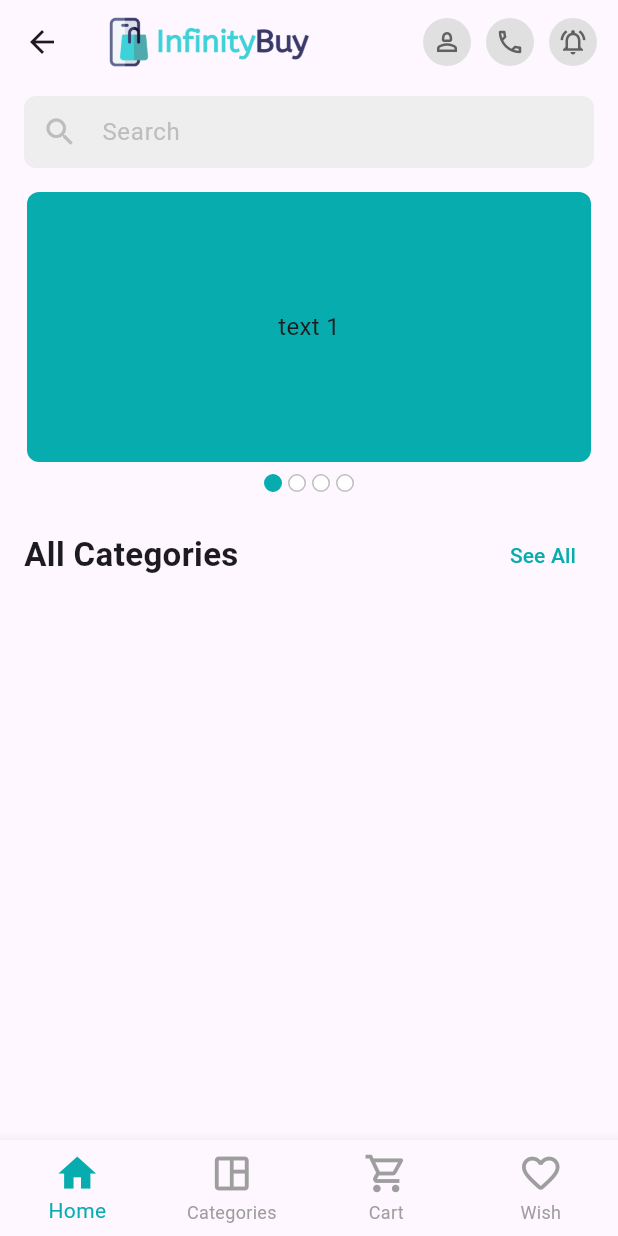
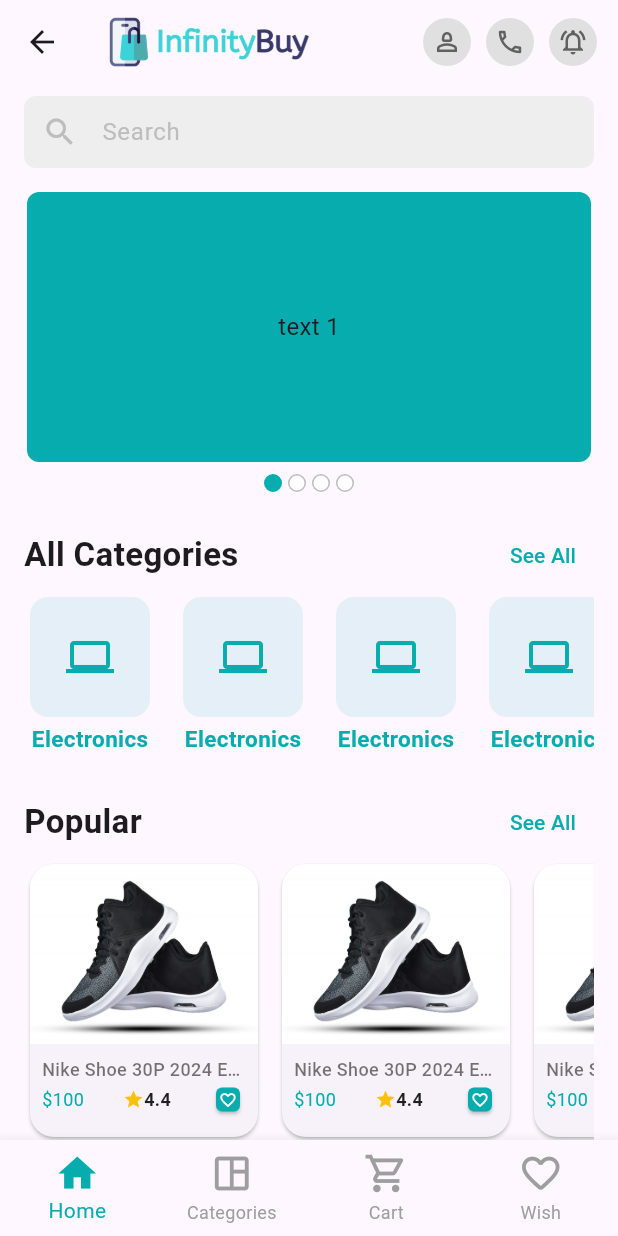
Before and after one commit to hafizflow/Infinity-Buy, a Flutter app: the MainBottomNavScreen screen opened directly, on a phone screen of 412 x 824 dp. Run offline on Flutter 3.47's test engine with Material 3 defaults, Android fonts, the phone set to English and light mode, and no system bars; drawn by our look-alikes of carousel_slider; our stand-ins replace flutter_spinkit, get, pin_code_fields.

Commit message:
home_screen completed

```diff
--- a/lib/presentation/ui/screens/auth/verify_otp_screen.dart
+++ b/lib/presentation/ui/screens/auth/verify_otp_screen.dart
@@ -28,7 +28,9 @@ class _VerifyOTPScreenState extends State<VerifyOTPScreen> {
   void startTimer() {
     countdownTimer = Timer.periodic(const Duration(seconds: 1), (timer) {
       resendTime--;
-      setState(() {});
+      if (mounted) {
+        setState(() {});
+      }
       if (resendTime < 1) {
         countdownTimer.cancel();
       }
--- a/lib/presentation/ui/screens/home_screen.dart
+++ b/lib/presentation/ui/screens/home_screen.dart
@@ -1,9 +1,11 @@
 import 'package:flutter/material.dart';
 import 'package:infinity_buy/presentation/ui/utility/assets_path.dart';
 
+import '../widgets/category_item.dart';
 import '../widgets/home/circle_icon_button.dart';
 import '../widgets/home/banner_carousel.dart';
 import '../widgets/home/section_title.dart';
+import '../widgets/product_card_item.dart';
 
 class HomeScreen extends StatefulWidget {
   const HomeScreen({super.key});
@@ -31,9 +33,63 @@ class _HomeScreenState extends State<HomeScreen> {
                 title: 'All Categories',
                 onTapSeeAll: () {},
               ),
+              categoryList,
+              SectionTitle(
+                title: 'Popular',
+                onTapSeeAll: () {},
+              ),
+              productList,
+              const SizedBox(height: 8),
+              SectionTitle(
+                title: 'Special',
+                onTapSeeAll: () {},
+              ),
+              productList,
+              const SizedBox(height: 8),
+              SectionTitle(
+                title: 'New',
+                onTapSeeAll: () {},
+              ),
+              productList,
             ],
           ),
         ),
+      ),
+    );
+  }
+
+  SizedBox get categoryList {
+    return SizedBox(
+      height: 130,
+      child: ListView.separated(
+        primary: false,
+        shrinkWrap: true,
+        itemCount: 10,
+        scrollDirection: Axis.horizontal,
+        itemBuilder: (context, index) {
+          return const CategoryItem();
+        },
+        separatorBuilder: (_, __) {
+          return const SizedBox(width: 14);
+        },
+      ),
+    );
+  }
+
+  SizedBox get productList {
+    return SizedBox(
+      height: 190,
+      child: ListView.separated(
+        primary: false,
+        shrinkWrap: true,
+        itemCount: 10,
+        scrollDirection: Axis.horizontal,
+        itemBuilder: (context, index) {
+          return const ProductCardItem();
+        },
+        separatorBuilder: (_, __) {
+          return const SizedBox(width: 8);
+        },
       ),
     );
   }
@@ -67,7 +123,7 @@ class _HomeScreenState extends State<HomeScreen> {
   AppBar get appBar {
     return AppBar(
       title: Image.asset(
-        AssetsPath.logoBar,
+        AssetsPath.logoBarPng,
         height: 45,
       ),
       actions: [
--- a/lib/presentation/ui/screens/main_bottom_nav_screen.dart
+++ b/lib/presentation/ui/screens/main_bottom_nav_screen.dart
@@ -1,6 +1,7 @@
 import 'dart:developer';
 
 import 'package:flutter/material.dart';
+import 'package:get/get.dart';
 import 'package:infinity_buy/presentation/ui/screens/home_screen.dart';
 import 'package:infinity_buy/presentation/ui/screens/wish_screen.dart';
 import 'package:infinity_buy/presentation/ui/utility/app_colors.dart';
@@ -16,22 +17,17 @@ class MainBottomNavScreen extends StatefulWidget {
 }
 
 class _MainBottomNavScreenState extends State<MainBottomNavScreen> {
-  // BottomNavigationController controller = Get.put(BottomNavigationController());
-  int _selectedIndex = 0;
-  final List<Widget> _screens = [
-    const HomeScreen(),
-    const CategoryScreen(),
-    const CartScreen(),
-    const WishScreen(),
-  ];
+  BottomNavigationController controller = Get.put(BottomNavigationController());
 
   @override
   Widget build(BuildContext context) {
-    log("Whole page built");
-    return Scaffold(
-      body: _screens[_selectedIndex],
-      bottomNavigationBar: bottomNavigationBar,
-    );
+    log("Whole page rebuilt");
+    return GetBuilder<BottomNavigationController>(builder: (controller) {
+      return Scaffold(
+        body: controller.screens[controller.tabIndex.value],
+        bottomNavigationBar: bottomNavigationBar,
+      );
+    });
   }
 
   BottomNavigationBar get bottomNavigationBar {
@@ -41,13 +37,9 @@ class _MainBottomNavScreenState extends State<MainBottomNavScreen> {
       selectedItemColor: AppColors.primaryColor,
       unselectedItemColor: Colors.grey,
       showUnselectedLabels: true,
-      currentIndex: _selectedIndex,
+      currentIndex: controller.tabIndex.value,
       iconSize: 30,
-      onTap: (index) {
-        _selectedIndex = index;
-        setState(() {});
-        // controller.changeTabIndex(index);
-      },
+      onTap: controller.changeTabIndex,
       items: const [
         BottomNavigationBarItem(
           icon: Icon(Icons.home_outlined),
@@ -74,18 +66,18 @@ class _MainBottomNavScreenState extends State<MainBottomNavScreen> {
   }
 }
 
-// class BottomNavigationController extends GetxController {
-//   RxInt tabIndex = 0.obs;
-//
-//   final List<Widget> screen = [
-//     const HomeScreen(),
-//     const CategoryScreen(),
-//     const CartScreen(),
-//     const WishScreen(),
-//   ];
-//
-//   void changeTabIndex(int index) {
-//     tabIndex.value = index;
-//     update();
-//   }
-// }
+class BottomNavigationController extends GetxController {
+  RxInt tabIndex = 0.obs;
+
+  final List<Widget> screens = [
+    const HomeScreen(),
+    const CategoryScreen(),
+    const CartScreen(),
+    const WishScreen(),
+  ];
+
+  void changeTabIndex(int index) {
+    tabIndex.value = index;
+    update();
+  }
+}
--- a/lib/presentation/ui/utility/assets_path.dart
+++ b/lib/presentation/ui/utility/assets_path.dart
@@ -1,5 +1,6 @@
 class AssetsPath {
   static const String imagePath = "assets/images";
-  static const String logo = "$imagePath/splash.png";
-  static const String logoBar = "$imagePath/appbar.png";
+  static const String logoPng = "$imagePath/splash.png";
+  static const String logoBarPng = "$imagePath/appbar.png";
+  static const String dummyShoePng = "$imagePath/shoe.png";
 }
--- a/lib/presentation/ui/widgets/app_logo.dart
+++ b/lib/presentation/ui/widgets/app_logo.dart
@@ -15,7 +15,7 @@ class AppLogo extends StatelessWidget {
   @override
   Widget build(BuildContext context) {
     return Image.asset(
-      AssetsPath.logo,
+      AssetsPath.logoPng,
       width: width ?? 140,
       height: height,
     );
--- /dev/null
+++ b/lib/presentation/ui/widgets/category_item.dart
@@ -0,0 +1,37 @@
+import 'package:flutter/material.dart';
+
+import '../utility/app_colors.dart';
+
+class CategoryItem extends StatelessWidget {
+  const CategoryItem({
+    super.key,
+  });
+
+  @override
+  Widget build(BuildContext context) {
+    return Column(
+      children: [
+        Card(
+          elevation: 0,
+          color: AppColors.primaryColor.withOpacity(0.1),
+          child: const Padding(
+            padding: EdgeInsets.all(24.0),
+            child: Icon(
+              Icons.computer,
+              color: AppColors.primaryColor,
+              size: 32,
+            ),
+          ),
+        ),
+        const Text(
+          "Electronics",
+          style: TextStyle(
+            color: AppColors.primaryColor,
+            fontWeight: FontWeight.w600,
+            fontSize: 15,
+          ),
+        ),
+      ],
+    );
+  }
+}
--- /dev/null
+++ b/lib/presentation/ui/widgets/product_card_item.dart
@@ -0,0 +1,100 @@
+import 'package:flutter/material.dart';
+
+import '../utility/app_colors.dart';
+import '../utility/assets_path.dart';
+
+class ProductCardItem extends StatelessWidget {
+  const ProductCardItem({
+    super.key,
+  });
+
+  @override
+  Widget build(BuildContext context) {
+    return SizedBox(
+      height: 190,
+      width: 160,
+      child: Card(
+        shape: RoundedRectangleBorder(
+          borderRadius: BorderRadius.circular(16),
+        ),
+        child: Column(
+          crossAxisAlignment: CrossAxisAlignment.start,
+          children: [
+            ClipRRect(
+              borderRadius: const BorderRadius.only(
+                  topLeft: Radius.circular(16), topRight: Radius.circular(16)),
+              child: Image.asset(
+                AssetsPath.dummyShoePng,
+                width: 160,
+                height: 120,
+                fit: BoxFit.cover,
+              ),
+            ),
+            Padding(
+              padding: const EdgeInsets.all(8.0),
+              child: Column(
+                crossAxisAlignment: CrossAxisAlignment.start,
+                mainAxisAlignment: MainAxisAlignment.spaceBetween,
+                children: [
+                  const Text(
+                    "Nike Shoe 30P 2024 Editions",
+                    maxLines: 1,
+                    overflow: TextOverflow.ellipsis,
+                    style: TextStyle(
+                      fontSize: 12,
+                      fontWeight: FontWeight.w500,
+                      color: Colors.black54,
+                    ),
+                  ),
+                  Row(
+                    mainAxisAlignment: MainAxisAlignment.spaceBetween,
+                    children: [
+                      const Text(
+                        "\$100",
+                        style: TextStyle(
+                          color: AppColors.primaryColor,
+                          fontSize: 12,
+                        ),
+                      ),
+                      const Wrap(
+                        crossAxisAlignment: WrapCrossAlignment.center,
+                        children: [
+                          Icon(
+                            Icons.star,
+                            size: 14,
+                            color: Colors.amber,
+                          ),
+                          Text(
+                            "4.4",
+                            style: TextStyle(
+                                color: Colors.black87,
+                                fontSize: 12,
+                                fontWeight: FontWeight.w600),
+                          ),
+                        ],
+                      ),
+                      Card(
+                        color: AppColors.primaryColor,
+                        shape: RoundedRectangleBorder(
+                          borderRadius: BorderRadius.circular(4),
+                        ),
+                        child: const Padding(
+                          padding: EdgeInsets.all(2.0),
+                          child: Icon(
+                            Icons.favorite_border,
+                            size: 12,
+                            color: Colors.white,
+                          ),
+                        ),
+                      )
+                    ],
+                  )
+                ],
+              ),
+            )
+          ],
+        ),
+      ),
+    );
+  }
+}
```
Also changed, not shown: assets/images/shoe.png (added).
